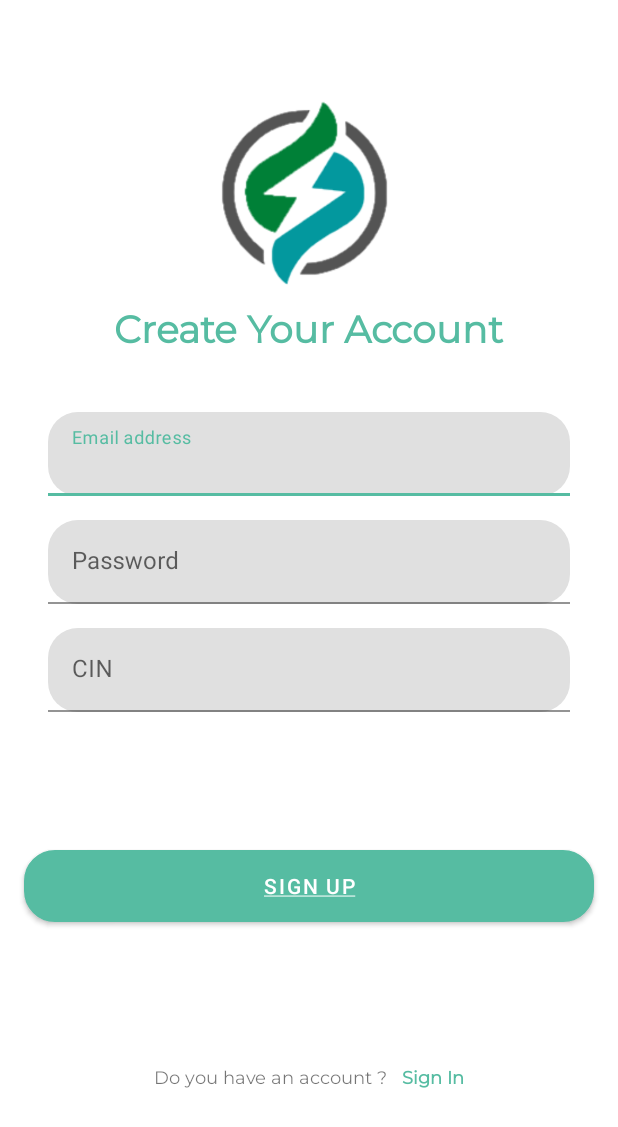
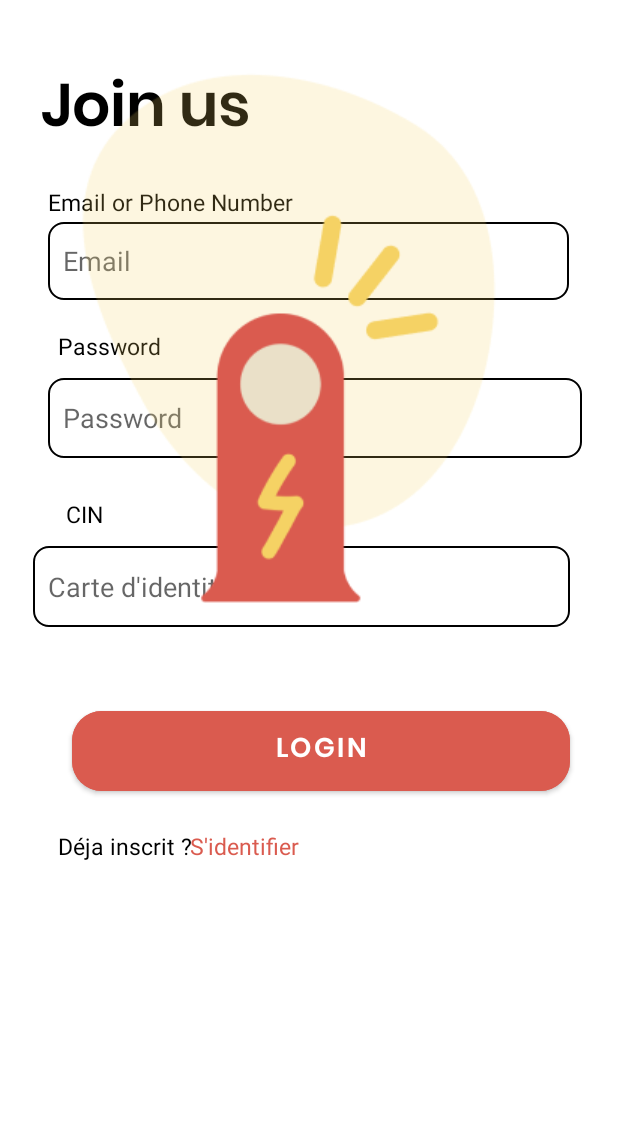
Before and after one commit to ahmedMahoauchi/Mini-projet-android, an Android app: the layout activity_sign_up.xml on its own in the app's theme, with its tools: preview values and no code run, on a phone screen of 412 x 824 dp. Shown: the top 1127 px of the screen. Run offline under Robolectric (Android 15) with nearby library versions, the phone set to English and light mode, and no system bars.

Commit message:
Update signup activity

```diff
--- a/app/src/main/res/layout/activity_sign_up.xml
+++ b/app/src/main/res/layout/activity_sign_up.xml
@@ -4,148 +4,157 @@
     xmlns:tools="http://schemas.android.com/tools"
     android:layout_width="match_parent"
     android:layout_height="match_parent"
-    tools:context=".SignUpActivity">
+    tools:context=".SignInActivity">
 
-    <ImageView
-        android:id="@+id/imageView4"
-        android:layout_width="183dp"
-        android:layout_height="143dp"
-        android:layout_marginTop="60dp"
+    <EditText
+        android:id="@+id/editText1"
+        android:layout_width="356dp"
+        android:layout_height="53dp"
+        android:layout_marginStart="32dp"
+        android:layout_marginTop="52dp"
+        android:layout_marginEnd="32dp"
+        android:background="@drawable/border_input"
+        android:hint="Password"
+        android:paddingLeft="10dp"
         app:layout_constraintEnd_toEndOf="parent"
+        app:layout_constraintHorizontal_bias="0.0"
         app:layout_constraintStart_toStartOf="parent"
-        app:layout_constraintTop_toTopOf="parent"
-        app:srcCompat="@drawable/logo" />
+        app:layout_constraintTop_toBottomOf="@+id/editText2" />
 
+    <EditText
+        android:id="@+id/editText2"
+        android:layout_width="347dp"
+        android:layout_height="52dp"
+        android:layout_marginStart="32dp"
+        android:layout_marginTop="148dp"
+        android:layout_marginEnd="32dp"
+        android:background="@drawable/border_input"
+        android:hint="Email"
+        android:paddingLeft="10dp"
+        app:layout_constraintEnd_toEndOf="parent"
+        app:layout_constraintHorizontal_bias="0.312"
+        app:layout_constraintStart_toStartOf="parent"
+        app:layout_constraintTop_toTopOf="parent" />
 
-    <com.google.android.material.textfield.TextInputLayout
-        android:id="@+id/email_edittext"
-        android:layout_width="match_parent"
-        android:layout_height="wrap_content"
+    <EditText
+        android:id="@+id/editText3"
+        android:layout_width="358dp"
+        android:layout_height="54dp"
         android:layout_marginStart="32dp"
-        android:layout_marginTop="34dp"
+        android:layout_marginTop="364dp"
         android:layout_marginEnd="32dp"
-        android:hint="@string/email_address"
-        app:boxCornerRadiusBottomEnd="20dp"
-        app:boxCornerRadiusBottomStart="20dp"
-        app:boxCornerRadiusTopEnd="20dp"
-        app:boxCornerRadiusTopStart="20dp"
+        android:background="@drawable/border_input"
+        android:hint="Carte d'identité nationale"
+        android:paddingLeft="10dp"
         app:layout_constraintEnd_toEndOf="parent"
         app:layout_constraintHorizontal_bias="1.0"
         app:layout_constraintStart_toStartOf="parent"
-        app:layout_constraintTop_toBottomOf="@+id/textView5">
+        app:layout_constraintTop_toTopOf="parent" />
 
-        <com.google.android.material.textfield.TextInputEditText
-            android:layout_width="match_parent"
-            android:layout_height="wrap_content" />
+    <Button
+        android:id="@+id/button"
+        android:layout_width="332dp"
+        android:layout_height="65dp"
+        android:layout_marginStart="32dp"
+        android:layout_marginTop="50dp"
+        android:layout_marginEnd="32dp"
+        android:backgroundTint="#DA5B4F"
+        android:fontFamily="@font/poppins_semibold"
+        android:text="Login"
+        android:textSize="18dp"
+        app:cornerRadius="20dp"
+        app:layout_constraintEnd_toEndOf="parent"
+        app:layout_constraintHorizontal_bias="1.0"
+        app:layout_constraintStart_toStartOf="parent"
+        app:layout_constraintTop_toBottomOf="@+id/editText3" />
 
-    </com.google.android.material.textfield.TextInputLayout>
+    <TextView
+        android:id="@+id/textView7"
+        android:layout_width="wrap_content"
+        android:layout_height="wrap_content"
+        android:layout_marginStart="33dp"
+        android:layout_marginTop="40dp"
+        android:layout_marginEnd="251dp"
+        android:fontFamily="@font/poppins_semibold"
+        android:text="Join us"
+        android:textColor="@color/black"
+        android:textSize="40dp"
+        app:layout_constraintEnd_toEndOf="parent"
+        app:layout_constraintStart_toStartOf="parent"
+        app:layout_constraintTop_toTopOf="parent" />
 
-    <com.google.android.material.textfield.TextInputLayout
-        android:id="@+id/password_edittext"
-        android:layout_width="match_parent"
+    <TextView
+        android:id="@+id/textView11"
+        android:layout_width="wrap_content"
         android:layout_height="wrap_content"
-        android:layout_marginStart="32dp"
         android:layout_marginTop="16dp"
-        android:layout_marginEnd="32dp"
-        android:baselineAligned="false"
-        android:hint="@string/password"
-        app:boxCornerRadiusBottomEnd="20dp"
-        app:boxCornerRadiusBottomStart="20dp"
-        app:boxCornerRadiusTopEnd="20dp"
-        app:boxCornerRadiusTopStart="20dp"
+        android:text="Email or Phone Number"
+        android:textColor="@color/black"
+        android:textSize="15dp"
         app:layout_constraintEnd_toEndOf="parent"
-        app:layout_constraintHorizontal_bias="0.0"
+        app:layout_constraintHorizontal_bias="0.129"
         app:layout_constraintStart_toStartOf="parent"
-        app:layout_constraintTop_toBottomOf="@+id/email_edittext">
+        app:layout_constraintTop_toBottomOf="@+id/textView7" />
 
-        <com.google.android.material.textfield.TextInputEditText
-            android:layout_width="match_parent"
-            android:layout_height="wrap_content" />
-
-    </com.google.android.material.textfield.TextInputLayout>
-
-
-    <com.google.android.material.textfield.TextInputLayout
-        android:id="@+id/cin_edittext"
-        android:layout_width="match_parent"
+    <TextView
+        android:id="@+id/textView12"
+        android:layout_width="wrap_content"
         android:layout_height="wrap_content"
-        android:layout_marginStart="32dp"
-        android:layout_marginTop="16dp"
-        android:layout_marginEnd="32dp"
-        android:hint="@string/cin"
-        app:boxCornerRadiusBottomEnd="20dp"
-        app:boxCornerRadiusBottomStart="20dp"
-        app:boxCornerRadiusTopEnd="20dp"
-        app:boxCornerRadiusTopStart="20dp"
+        android:layout_marginTop="20dp"
+        android:text="Password"
+        android:textColor="@color/black"
+        android:textSize="15dp"
         app:layout_constraintEnd_toEndOf="parent"
-        app:layout_constraintHorizontal_bias="0.0"
+        app:layout_constraintHorizontal_bias="0.113"
         app:layout_constraintStart_toStartOf="parent"
-        app:layout_constraintTop_toBottomOf="@+id/password_edittext">
-
-        <com.google.android.material.textfield.TextInputEditText
-            android:layout_width="match_parent"
-            android:layout_height="wrap_content" />
-
-    </com.google.android.material.textfield.TextInputLayout>
+        app:layout_constraintTop_toBottomOf="@+id/editText2" />
 
     <TextView
         android:id="@+id/textView5"
         android:layout_width="wrap_content"
         android:layout_height="wrap_content"
-        android:text="@string/create_your_account"
-        android:fontFamily="@font/montserrat"
-        android:textStyle="bold"
-        android:textSize="25sp"
-        android:textColor="@color/purple_500"
-        app:layout_constraintBottom_toTopOf="@+id/email_edittext"
+        android:layout_marginTop="132dp"
+        android:text="CIN"
+        android:textColor="@color/black"
+        android:textSize="15dp"
         app:layout_constraintEnd_toEndOf="parent"
+        app:layout_constraintHorizontal_bias="0.113"
         app:layout_constraintStart_toStartOf="parent"
-        app:layout_constraintTop_toBottomOf="@+id/imageView4" />
+        app:layout_constraintTop_toBottomOf="@+id/editText2" />
+
+    <TextView
+        android:id="@+id/textView13"
+        android:layout_width="wrap_content"
+        android:layout_height="wrap_content"
+        android:layout_marginTop="20dp"
+        android:text="S'identifier"
+        android:textColor="#DA5B4F"
+        android:textSize="15dp"
+        app:layout_constraintEnd_toEndOf="parent"
+        app:layout_constraintHorizontal_bias="0.374"
+        app:layout_constraintStart_toStartOf="parent"
+        app:layout_constraintTop_toBottomOf="@+id/button" />
+
+    <TextView
+        android:id="@+id/textView14"
+        android:layout_width="wrap_content"
+        android:layout_height="wrap_content"
+        android:layout_marginTop="20dp"
+        android:text="Déja inscrit ?"
+        android:textColor="@color/black"
+        android:textSize="15dp"
+        app:layout_constraintEnd_toEndOf="parent"
+        app:layout_constraintHorizontal_bias="0.119"
+        app:layout_constraintStart_toStartOf="parent"
+        app:layout_constraintTop_toBottomOf="@+id/button" />
+
+    <ImageView
+        android:id="@+id/imageView4"
+        android:layout_width="wrap_content"
+        android:layout_height="wrap_content"
+        app:srcCompat="@drawable/back_gasstation"
+        tools:layout_editor_absoluteX="145dp"
+        tools:layout_editor_absoluteY="386dp" />
 
 
-    <Button
-        android:id="@+id/button"
-        android:layout_width="0dp"
-        android:layout_height="wrap_content"
-        android:layout_marginStart="16dp"
-        android:layout_marginTop="92dp"
-        android:layout_marginEnd="16dp"
-        android:background="@drawable/border_radius_solid"
-        android:text="@string/sign_up"
-        app:layout_constraintEnd_toEndOf="parent"
-        app:layout_constraintHorizontal_bias="0.0"
-        app:layout_constraintStart_toStartOf="parent"
-        app:layout_constraintTop_toBottomOf="@+id/cin_edittext" />
-
-    <LinearLayout
-        android:id="@+id/linearLayout"
-        android:layout_width="wrap_content"
-        android:layout_height="wrap_content"
-        android:orientation="horizontal"
-        app:layout_constraintBottom_toBottomOf="parent"
-        app:layout_constraintEnd_toEndOf="parent"
-        app:layout_constraintStart_toStartOf="parent"
-        app:layout_constraintTop_toBottomOf="@+id/button">
-
-
-        <TextView
-            android:id="@+id/visitor"
-            android:layout_width="wrap_content"
-            android:layout_height="wrap_content"
-            android:fontFamily="@font/montserrat"
-            android:text="@string/do_you_have_an_account"
-            android:layout_marginRight="10dp"
-            android:textAlignment="center"
-            android:textSize="12sp" />
-
-        <TextView
-            android:id="@+id/signup_textinput"
-            android:layout_width="wrap_content"
-            android:layout_height="wrap_content"
-            android:fontFamily="@font/montserrat"
-            android:text="@string/sign_in"
-            android:textColor="@color/purple_500"
-            android:textSize="12sp"
-            android:textStyle="bold" />
-    </LinearLayout>
 </androidx.constraintlayout.widget.ConstraintLayout>
```
